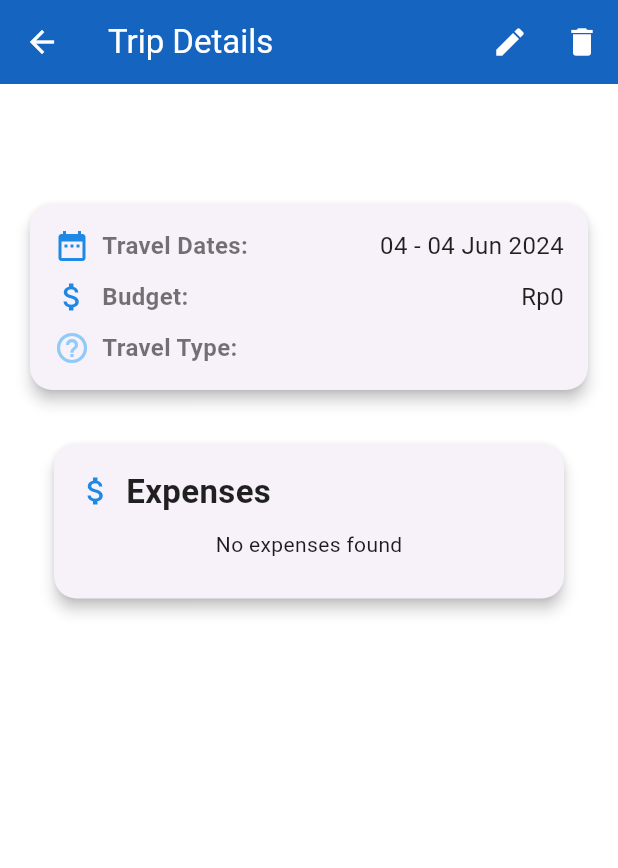
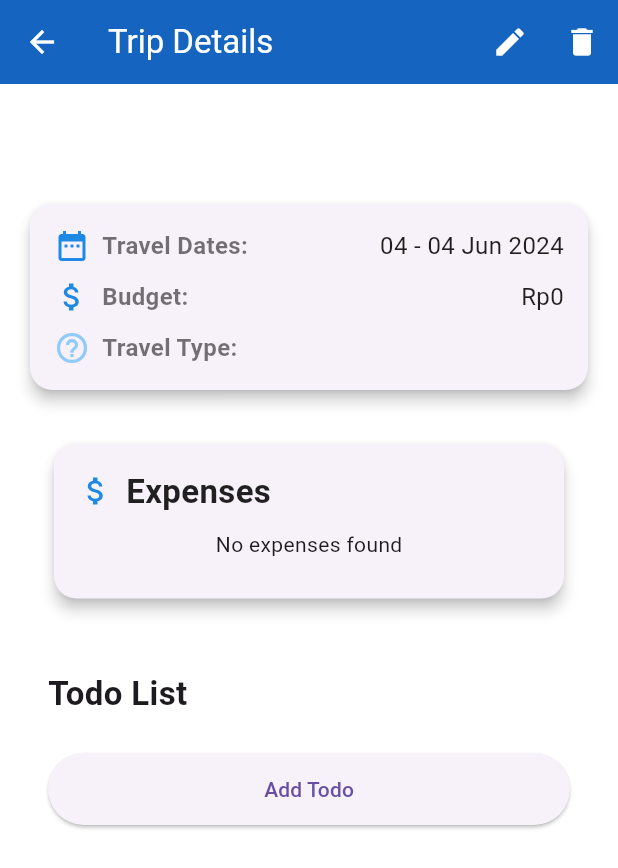
Before and after one commit to argadewanata/Budget-Planner-Tracker_Flutter, a Flutter app: the TripDetailPage screen opened directly with empty values, on a phone screen of 412 x 824 dp. Shown: the top 868 px of the screen. Run offline on Flutter 3.47's test engine with Material 3 defaults, Android fonts, the phone set to English and light mode, and no system bars; our stand-ins replace auto_size_text, cloud_firestore, firebase_auth, firebase_core, flutter_spinkit; accounts and stored records are empty.

Commit message:
feat: add todos

```diff
--- a/lib/main.dart
+++ b/lib/main.dart
@@ -5,7 +5,7 @@ import 'package:flutter/material.dart';
 import 'package:firebase_core/firebase_core.dart';
 import 'firebase_options.dart';
 import 'package:budgetplannertracker/pages/home_page.dart';
-import 'package:budgetplannertracker/pages/expense_track.dart';
+
 void main() async {
   WidgetsFlutterBinding.ensureInitialized();
   await Firebase.initializeApp(
--- /dev/null
+++ b/lib/models/note.dart
@@ -0,0 +1,23 @@
+class Note {
+  String? id;
+  String note;
+  bool isFinished;
+
+  Note({
+    this.id,
+    required this.note,
+    this.isFinished = false,
+  });
+
+  Map<String, dynamic> toJson() {
+    return {
+      'id': id,
+      'note': note,
+      'isFinished': isFinished,
+    };
+  }
+
+  Note.fromJson(Map<String, dynamic> json, this.id)
+      : note = json['note'],
+        isFinished = json['isFinished'];
+}
--- a/lib/pages/trip_detail_page.dart
+++ b/lib/pages/trip_detail_page.dart
@@ -1,3 +1,4 @@
+import 'package:budgetplannertracker/widgets/notes.dart';
 import 'package:flutter/material.dart';
 import 'package:budgetplannertracker/models/trip.dart';
 import 'package:cloud_firestore/cloud_firestore.dart';
@@ -109,6 +110,8 @@ class _TripDetailPageState extends State<TripDetailPage> {
               ),
               SizedBox(height: 20),
               buildTripCard(context, _trip, widget.tripId),
+              SizedBox(height: 20),
+              NotesWidget(tripId: widget.tripId),
             ],
           ),
         ),
@@ -216,7 +219,13 @@ Widget buildTripCard(BuildContext context, Trip trip, String tripId) {
               ),
               SizedBox(height: 10),
               StreamBuilder<List<Map<String, dynamic>>>(
-                stream: FirebaseFirestore.instance.collection('Trips').doc(tripId).collection('expenses').snapshots().map((snapshot) => snapshot.docs.map((e) => e.data()).toList()),
+                stream: FirebaseFirestore.instance
+                    .collection('Trips')
+                    .doc(tripId)
+                    .collection('expenses')
+                    .snapshots()
+                    .map((snapshot) =>
+                        snapshot.docs.map((e) => e.data()).toList()),
                 builder: (context, snapshot) {
                   if (snapshot.connectionState == ConnectionState.waiting) {
                     return Center(child: CircularProgressIndicator());
@@ -239,11 +248,13 @@ Widget buildTripCard(BuildContext context, Trip trip, String tripId) {
                     children: [
                       Text(
                         'Total Expense: ${currencyFormatter.format(totalExpense)}',
-                        style: TextStyle(fontSize: 20, fontWeight: FontWeight.bold),
+                        style: TextStyle(
+                            fontSize: 20, fontWeight: FontWeight.bold),
                       ),
-                      Text
-                        ('Balance: ${currencyFormatter.format(balance)}',
-                        style: TextStyle(fontSize: 20, fontWeight: FontWeight.bold),
+                      Text(
+                        'Balance: ${currencyFormatter.format(balance)}',
+                        style: TextStyle(
+                            fontSize: 20, fontWeight: FontWeight.bold),
                       ),
                       ListView.builder(
                         shrinkWrap: true,
@@ -253,7 +264,8 @@ Widget buildTripCard(BuildContext context, Trip trip, String tripId) {
                           final expense = expenses[index];
                           return ListTile(
                             title: Text(expense['description']),
-                            subtitle: Text('${expense['category']} - ${currencyFormatter.format(int.parse(expense['amount']))}'),
+                            subtitle: Text(
+                                '${expense['category']} - ${currencyFormatter.format(int.parse(expense['amount']))}'),
                             trailing: Row(
                               mainAxisSize: MainAxisSize.min,
                               children: [
@@ -263,7 +275,8 @@ Widget buildTripCard(BuildContext context, Trip trip, String tripId) {
                                     Navigator.push(
                                       context,
                                       MaterialPageRoute(
-                                        builder: (context) => ExpenseTrack(trip: tripId),
+                                        builder: (context) =>
+                                            ExpenseTrack(trip: tripId),
                                       ),
                                     );
                                   },
@@ -271,7 +284,12 @@ Widget buildTripCard(BuildContext context, Trip trip, String tripId) {
                                 IconButton(
                                   icon: Icon(Icons.delete),
                                   onPressed: () async {
-                                    await FirebaseFirestore.instance.collection('Trips').doc(tripId).collection('expenses').doc(expense['id']).delete();
+                                    await FirebaseFirestore.instance
+                                        .collection('Trips')
+                                        .doc(tripId)
+                                        .collection('expenses')
+                                        .doc(expense['id'])
+                                        .delete();
                                   },
                                 ),
                               ],
--- /dev/null
+++ b/lib/widgets/notes.dart
@@ -0,0 +1,191 @@
+import 'package:budgetplannertracker/models/note.dart';
+import 'package:cloud_firestore/cloud_firestore.dart';
+import 'package:flutter/material.dart';
+
+class NotesWidget extends StatelessWidget {
+  final String tripId;
+  final db = FirebaseFirestore.instance;
+
+  NotesWidget({super.key, required this.tripId});
+
+  @override
+  Widget build(BuildContext context) {
+    return Padding(
+      padding: const EdgeInsets.all(16),
+      child: Column(
+        crossAxisAlignment: CrossAxisAlignment.start,
+        children: [
+          const Text(
+            "Todo List",
+            style: TextStyle(fontSize: 22, fontWeight: FontWeight.bold),
+          ),
+          const SizedBox(height: 16),
+          StreamBuilder<List<Note>>(
+              stream: db
+                  .collection('Trips')
+                  .doc(tripId)
+                  .collection('notes')
+                  .snapshots()
+                  .map((snapshot) => snapshot.docs
+                      .map((e) => Note.fromJson(e.data(), e.id))
+                      .toList()),
+              builder: (context, snapshot) {
+                if (snapshot.connectionState == ConnectionState.waiting) {
+                  return const Center(child: CircularProgressIndicator());
+                }
+                if (snapshot.hasError) {
+                  return const Center(child: Text('Error loading todo list'));
+                }
+
+                final List<Note> notes = snapshot.data!;
+
+                return Column(
+                  crossAxisAlignment: CrossAxisAlignment.start,
+                  children: [
+                    ...notes.map((note) => buildNoteCard(context, note)),
+                    const SizedBox(height: 8),
+                    buildNoteCreateButton(context),
+                  ],
+                );
+              })
+        ],
+      ),
+    );
+  }
+
+  Widget buildNoteCard(BuildContext context, Note note) {
+    return Padding(
+      padding: const EdgeInsets.symmetric(vertical: 4),
+      child: ListTile(
+        title: Text(note.note),
+        tileColor: Colors.deepPurple[50],
+        onTap: () {
+          showDialog(
+            context: context,
+            builder: (context) => buildNoteTapDialog(context, note),
+          );
+        },
+        leading: Checkbox(
+          value: note.isFinished,
+          onChanged: (value) {
+            db
+                .collection('Trips')
+                .doc(tripId)
+                .collection('notes')
+                .doc(note.id)
+                .update({'isFinished': value});
+          },
+        ),
+      ),
+    );
+  }
+
+  Widget buildNoteCreateButton(BuildContext context) {
+    return ElevatedButton(
+      onPressed: () {
+        showDialog(
+          context: context,
+          builder: (context) => buildNoteCreateDialog(context),
+        );
+      },
+      style: ButtonStyle(
+        minimumSize: MaterialStateProperty.all(const Size(double.infinity, 48)),
+      ),
+      child: const Text('Add Todo'),
+    );
+  }
+
+  Widget buildNoteCreateDialog(BuildContext context) {
+    final note = Note(
+      note: '',
+      isFinished: false,
+    );
+
+    return SimpleDialog(
+      title: const Text('Add Todo'),
+      contentPadding: const EdgeInsets.symmetric(horizontal: 8, vertical: 4),
+      shape: RoundedRectangleBorder(borderRadius: BorderRadius.circular(16)),
+      children: [
+        Padding(
+          padding: const EdgeInsets.all(16),
+          child: TextField(
+            decoration: const InputDecoration(labelText: 'Todo'),
+            onChanged: (value) {
+              note.note = value;
+            },
+          ),
+        ),
+        Padding(
+          padding: const EdgeInsets.all(16),
+          child: ElevatedButton(
+            onPressed: () {
+              db
+                  .collection('Trips')
+                  .doc(tripId)
+                  .collection('notes')
+                  .add(note.toJson());
+              Navigator.pop(context);
+            },
+            child: const Text('Add'),
+          ),
+        ),
+      ],
+    );
+  }
+
+  Widget buildNoteTapDialog(BuildContext context, Note note) {
+    return SimpleDialog(
+      title: const Text('Edit Todo'),
+      contentPadding: const EdgeInsets.symmetric(horizontal: 8, vertical: 4),
+      shape: RoundedRectangleBorder(borderRadius: BorderRadius.circular(16)),
+      children: [
+        Padding(
+          padding: const EdgeInsets.all(16),
+          child: TextField(
+            controller: TextEditingController(text: note.note),
+            decoration: const InputDecoration(labelText: 'Todo'),
+            onChanged: (value) {
+              note.note = value;
+            },
+          ),
+        ),
+        Padding(
+          padding: const EdgeInsets.all(16),
+          child: Row(
+            children: [
+              ElevatedButton(
+                style: ButtonStyle(
+                  backgroundColor: MaterialStateProperty.all(Colors.red[100]),
+                ),
+                onPressed: () {
+                  db
+                      .collection('Trips')
+                      .doc(tripId)
+                      .collection('notes')
+                      .doc(note.id)
+                      .delete();
+                },
+                child: const Text('Delete'),
+              ),
+              const SizedBox(width: 8),
+              Expanded(
+                child: ElevatedButton(
+                  onPressed: () {
+                    db
+                        .collection('Trips')
+                        .doc(tripId)
+                        .collection('notes')
+                        .doc(note.id)
+                        .update(note.toJson());
+                    Navigator.pop(context);
+                  },
+                  child: const Text('Save'),
+                ),
+              ),
+            ],
+          ),
+        ),
+      ],
+    );
+  }
+}
```
